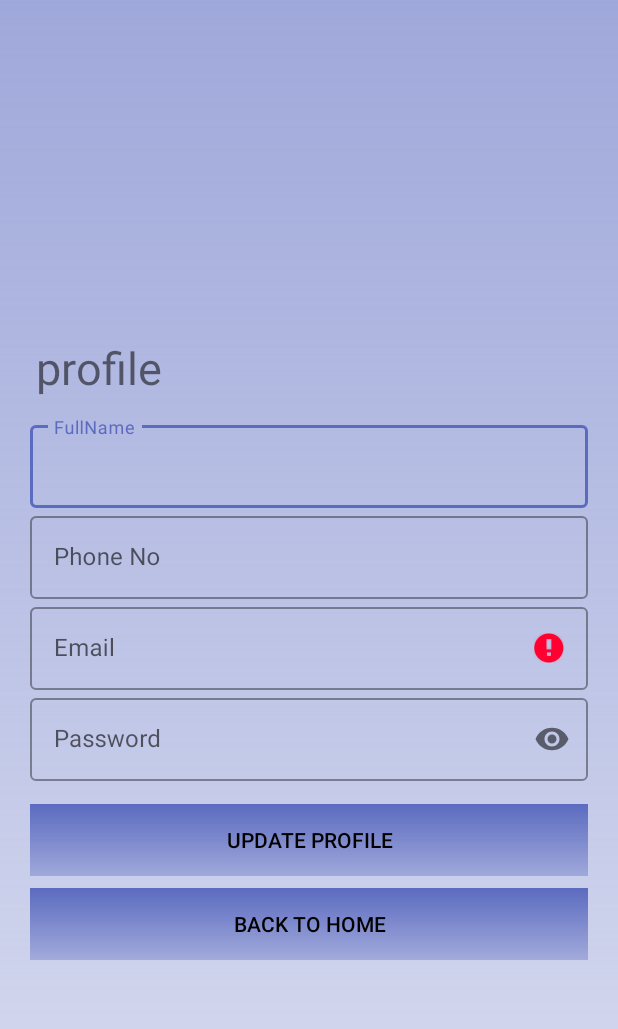
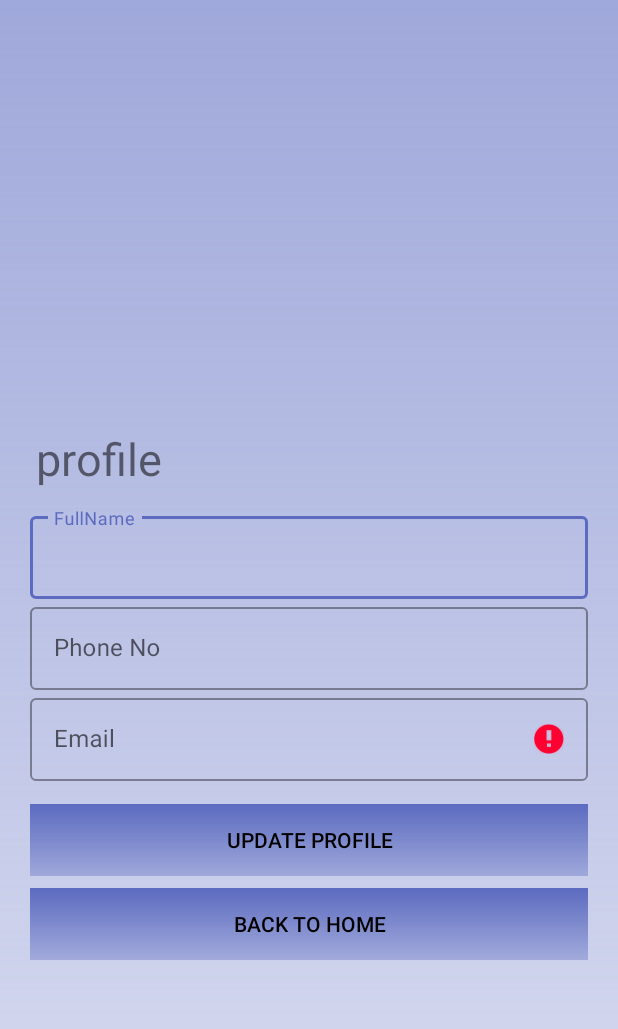
Before and after one commit to nk17x/clinicFinder, an Android app: the profile screen opened directly, with no data from a screen before it, after a tap on "UPDATE PROFILE", on a phone screen of 412 x 824 dp. Shown: the top 1029 px of the screen. Run offline under Robolectric (Android 15) with nearby library versions, the phone set to English and light mode, and no system bars; our stand-ins replace Firebase (no records; nobody signed in at launch, a user with empty details on screens opened directly); Roboto replaces fonts that are not available here.

Commit message:
11,sep.. password field removed from profile and realtime database

```diff
--- a/app/src/main/java/com/example/clinicFinder/UserHelperClass.java
+++ b/app/src/main/java/com/example/clinicFinder/UserHelperClass.java
@@ -4,7 +4,6 @@ public class UserHelperClass {
     String fullname;
     String phone;
     String email;
-    String password;
     String username;
 
     public UserHelperClass() {
@@ -35,14 +34,6 @@ public class UserHelperClass {
         this.email = email;
     }
 
-    public String getPassword() {
-        return password;
-    }
-
-    public void setPassword(String password) {
-        this.password = password;
-    }
-
     public String getUsername() { return username; }
 
     public void setUsername(String username) { this.username = username; }
@@ -50,11 +41,10 @@ public class UserHelperClass {
 
 
 
-    public UserHelperClass(String fullname, String phone, String email, String password,String username) {
+    public UserHelperClass(String fullname, String phone, String email, String password) {
         this.fullname = fullname;
         this.phone = phone;
         this.email = email;
-        this.password = password;
         this.username = username;
     }
 
--- a/app/src/main/java/com/example/clinicFinder/profile.java
+++ b/app/src/main/java/com/example/clinicFinder/profile.java
@@ -21,12 +21,12 @@ import com.google.firebase.database.Query;
 import com.google.firebase.database.ValueEventListener;
 
 public class profile extends AppCompatActivity {
-    TextInputEditText prophoneno,profullname,proemail,propassword;
+    TextInputEditText prophoneno,profullname,proemail;
     Button proupdate,proback;
     FirebaseAuth mAuth;
     FirebaseDatabase firebaseDatabase;
     DatabaseReference databaseReference;
-    String protemail,protpassword,protphone,protfullname;
+    String protemail,protphone,protfullname;
     String username;
     @Override
     protected void onCreate(Bundle savedInstanceState) {
@@ -37,12 +37,15 @@ public class profile extends AppCompatActivity {
         proback=findViewById(R.id.proback);
         prophoneno=findViewById(R.id.prophoneno);
         proemail=findViewById(R.id.proemail);
-        propassword=findViewById(R.id.propassword);
         profullname=findViewById(R.id.profullname);
         String email=mAuth.getCurrentUser().getEmail();
         String str = email;
-        String [] twoStringArray= str.split("@",2);
-        username= twoStringArray[0];
+        if(str.indexOf(".")!=-1){
+            String [] twoStringArray= str.split("\\.",2);
+            username= twoStringArray[0];
+        }else{
+            String [] twoStringArray2= str.split("@",2);
+            username= twoStringArray2[0];}
         firebaseDatabase=FirebaseDatabase.getInstance();
         databaseReference=FirebaseDatabase.getInstance().getReference("users");
         Query userdetails2 = databaseReference.orderByChild("username").equalTo(username);
@@ -53,13 +56,10 @@ public class profile extends AppCompatActivity {
                     String fullnameFromDb=dataSnapshot.child(username).child("fullname").getValue(String.class);
                     String phoneFromDb=dataSnapshot.child(username).child("phone").getValue(String.class);
                     String emailFromDb=dataSnapshot.child(username).child("email").getValue(String.class);
-                    String passwordFromDb=dataSnapshot.child(username).child("password").getValue(String.class);
                     Toast.makeText(profile.this, emailFromDb, Toast.LENGTH_SHORT).show();
                     proemail.setText(emailFromDb);
-                    propassword.setText(passwordFromDb);
                     profullname.setText(fullnameFromDb);
                     prophoneno.setText(phoneFromDb);
-
                 }
             }
 
@@ -81,23 +81,20 @@ public class profile extends AppCompatActivity {
                 protphone=prophoneno.getText().toString();
                 protfullname =profullname.getText().toString();
                 protemail=proemail.getText().toString();
-                protpassword =propassword.getText().toString();
                 String str = protemail;
                 String username=null;
-                String [] twoStringArray2= str.split(".",2);
-                username= twoStringArray2[0];
-                Toast.makeText(profile.this, username+"", Toast.LENGTH_SHORT).show();
-                String [] twoStringArray= str.split("@",2);
-                username= twoStringArray[0];
-                UserHelperClass helperClass= new UserHelperClass(protfullname,protphone,protemail,protpassword,username);
+                if(str.indexOf(".")!=-1){
+                    String [] twoStringArray= str.split("\\.",2);
+                    username= twoStringArray[0];
+                }else{
+                    String [] twoStringArray2= str.split("@",2);
+                    username= twoStringArray2[0];}
+                UserHelperClass helperClass= new UserHelperClass(protfullname,protphone,protemail,username);
                 databaseReference.child(username).setValue(helperClass);
                 if(TextUtils.isEmpty(protemail)){
                    proemail.setError("enter email");
                     return;
                 }
-                if(TextUtils.isEmpty(protpassword)){
-                    propassword.setError("enter password");
-                    return;}
                 if(TextUtils.isEmpty(protphone)){
                     prophoneno.setError("enter phone no");
                     return;
--- a/app/src/main/res/layout/activity_profile.xml
+++ b/app/src/main/res/layout/activity_profile.xml
@@ -66,7 +66,8 @@
                 android:layout_width="match_parent"
                 android:layout_height="55dp"
                 android:layout_marginTop="8dp"
-                android:inputType="phone" />
+                android:inputType="phone"
+                android:maxLength="10" />
 
         </com.google.android.material.textfield.TextInputLayout>
 
@@ -83,24 +84,6 @@
                 android:layout_height="55dp"
                 android:layout_marginTop="8dp"
                 android:inputType="textEmailAddress" />
-
-        </com.google.android.material.textfield.TextInputLayout>
-
-        <com.google.android.material.textfield.TextInputLayout
-
-            style="@style/Widget.MaterialComponents.TextInputLayout.OutlinedBox"
-            android:layout_width="match_parent"
-            android:layout_height="wrap_content"
-            android:hint="Password"
-            app:passwordToggleEnabled="true">
-
-            <com.google.android.material.textfield.TextInputEditText
-                android:id="@+id/propassword"
-                android:layout_width="match_parent"
-                android:layout_height="55dp"
-                android:layout_marginTop="8dp"
-
-                android:inputType="textPassword" />
 
         </com.google.android.material.textfield.TextInputLayout>
 
--- a/app/src/main/res/layout/activity_registration.xml
+++ b/app/src/main/res/layout/activity_registration.xml
@@ -77,7 +77,8 @@
                 android:id="@+id/phoneno"
                 android:layout_width="match_parent"
                 android:layout_height="55dp"
-                android:inputType="phone" />
+                android:inputType="phone"
+                android:maxLength="10"/>
 
         </com.google.android.material.textfield.TextInputLayout>
 
@@ -109,6 +110,7 @@
                 android:layout_width="match_parent"
                 android:layout_height="55dp"
                 android:inputType="textPassword"
+
 
                 />
 
```
Also changed, not shown: app/src/main/java/com/example/clinicFinder/login.java (+17 -17 lines), app/src/main/java/com/example/clinicFinder/registration.java (+31 -37 lines).
